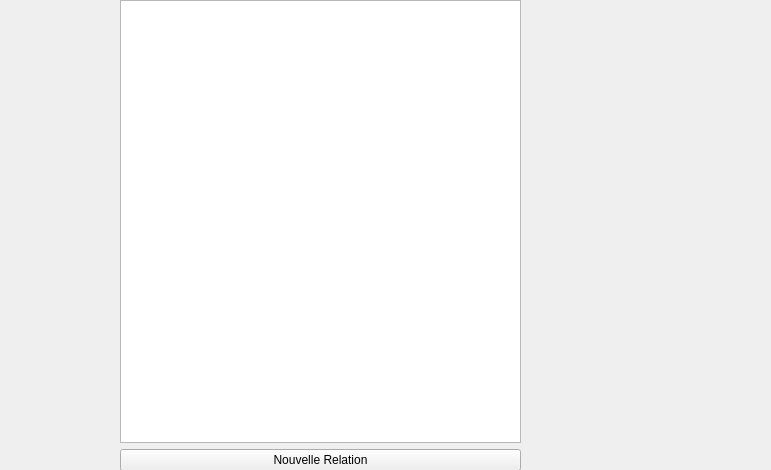
Above: RelationEditor.ui from tmarcille/LO21_Plurinotes before the change. Below: the same form after it.
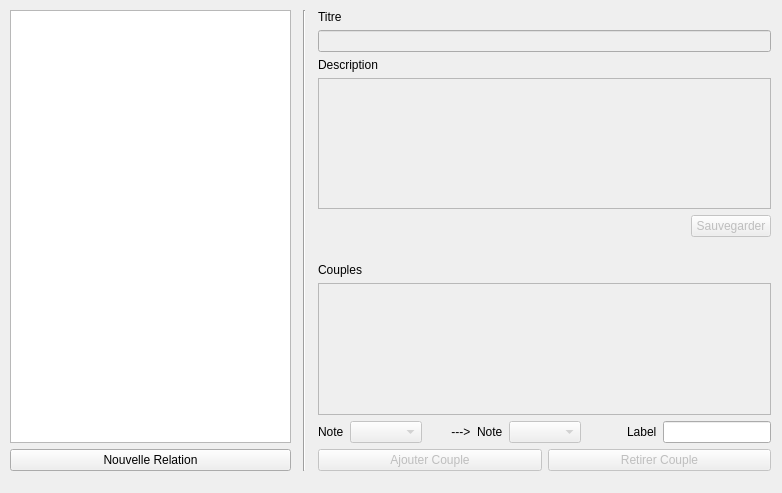
That is the form after the change.

Commit message:
Finished basic relations with label
App can now save, load relation. User can also create new relations from
the relation pannel.

Diff of the .ui file:
```diff
--- a/RelationEditor.ui
+++ b/RelationEditor.ui
@@ -6,8 +6,8 @@
    <rect>
     <x>0</x>
     <y>0</y>
-    <width>771</width>
-    <height>470</height>
+    <width>782</width>
+    <height>493</height>
    </rect>
   </property>
   <property name="windowTitle">
@@ -16,22 +16,243 @@
   <widget class="QWidget" name="gridLayoutWidget">
    <property name="geometry">
     <rect>
-     <x>120</x>
-     <y>0</y>
-     <width>401</width>
-     <height>471</height>
+     <x>10</x>
+     <y>10</y>
+     <width>761</width>
+     <height>461</height>
     </rect>
    </property>
    <layout class="QGridLayout" name="gridLayout">
-    <item row="1" column="0">
-     <widget class="QPushButton" name="newRelation">
-      <property name="text">
-       <string>Nouvelle Relation</string>
-      </property>
-     </widget>
+    <item row="0" column="2">
+     <layout class="QVBoxLayout" name="verticalLayout_2">
+      <item>
+       <layout class="QGridLayout" name="gridLayout_2">
+        <item row="1" column="1">
+         <widget class="QLineEdit" name="title">
+          <property name="enabled">
+           <bool>false</bool>
+          </property>
+          <property name="readOnly">
+           <bool>true</bool>
+          </property>
+          <property name="clearButtonEnabled">
+           <bool>false</bool>
+          </property>
+         </widget>
+        </item>
+        <item row="2" column="1">
+         <widget class="QLabel" name="label_5">
+          <property name="text">
+           <string>Description</string>
+          </property>
+         </widget>
+        </item>
+        <item row="0" column="1">
+         <widget class="QLabel" name="label_4">
+          <property name="text">
+           <string>Titre</string>
+          </property>
+         </widget>
+        </item>
+        <item row="3" column="1">
+         <widget class="QPlainTextEdit" name="description">
+          <property name="enabled">
+           <bool>false</bool>
+          </property>
+          <property name="frameShape">
+           <enum>QFrame::StyledPanel</enum>
+          </property>
+          <property name="frameShadow">
+           <enum>QFrame::Sunken</enum>
+          </property>
+          <property name="backgroundVisible">
+           <bool>false</bool>
+          </property>
+         </widget>
+        </item>
+        <item row="4" column="1">
+         <layout class="QHBoxLayout" name="horizontalLayout_3">
+          <item>
+           <spacer name="horizontalSpacer_4">
+            <property name="orientation">
+             <enum>Qt::Horizontal</enum>
+            </property>
+            <property name="sizeHint" stdset="0">
+             <size>
+              <width>40</width>
+              <height>20</height>
+             </size>
+            </property>
+           </spacer>
+          </item>
+          <item>
+           <widget class="QPushButton" name="saveBtn">
+            <property name="enabled">
+             <bool>false</bool>
+            </property>
+            <property name="text">
+             <string>Sauvegarder</string>
+            </property>
+           </widget>
+          </item>
+         </layout>
+        </item>
+       </layout>
+      </item>
+      <item>
+       <spacer name="horizontalSpacer_3">
+        <property name="orientation">
+         <enum>Qt::Horizontal</enum>
+        </property>
+        <property name="sizeHint" stdset="0">
+         <size>
+          <width>40</width>
+          <height>20</height>
+         </size>
+        </property>
+       </spacer>
+      </item>
+      <item>
+       <widget class="QLabel" name="label_6">
+        <property name="text">
+         <string>Couples</string>
+        </property>
+       </widget>
+      </item>
+      <item>
+       <spacer name="verticalSpacer_3">
+        <property name="orientation">
+         <enum>Qt::Vertical</enum>
+        </property>
+        <property name="sizeHint" stdset="0">
+         <size>
+          <width>20</width>
+          <height>40</height>
+         </size>
+        </property>
+       </spacer>
+      </item>
+      <item>
+       <widget class="QListWidget" name="couplesList">
+        <property name="enabled">
+         <bool>false</bool>
+        </property>
+       </widget>
+      </item>
+      <item>
+       <layout class="QHBoxLayout" name="horizontalLayout">
+        <item>
+         <widget class="QLabel" name="label">
+          <property name="text">
+           <string>Note</string>
+          </property>
+         </widget>
+        </item>
+        <item>
+         <widget class="QComboBox" name="note1">
+          <property name="enabled">
+           <bool>false</bool>
+          </property>
+         </widget>
+        </item>
+        <item>
+         <widget class="QLabel" name="label_3">
+          <property name="text">
+           <string>       ---&gt;</string>
+          </property>
+         </widget>
+        </item>
+        <item>
+         <widget class="QLabel" name="label_2">
+          <property name="text">
+           <string>Note</string>
+          </property>
+         </widget>
+        </item>
+        <item>
+         <widget class="QComboBox" name="note2">
+          <property name="enabled">
+           <bool>false</bool>
+          </property>
+         </widget>
+        </item>
+        <item>
+         <spacer name="horizontalSpacer">
+          <property name="orientation">
+           <enum>Qt::Horizontal</enum>
+          </property>
+          <property name="sizeHint" stdset="0">
+           <size>
+            <width>40</width>
+            <height>20</height>
+           </size>
+          </property>
+         </spacer>
+        </item>
+        <item>
+         <widget class="QLabel" name="label_7">
+          <property name="text">
+           <string>Label</string>
+          </property>
+         </widget>
+        </item>
+        <item>
+         <widget class="QLineEdit" name="coupleLabel"/>
+        </item>
+       </layout>
+      </item>
+      <item>
+       <layout class="QHBoxLayout" name="horizontalLayout_2">
+        <item>
+         <widget class="QPushButton" name="addCoupleBtn">
+          <property name="enabled">
+           <bool>false</bool>
+          </property>
+          <property name="text">
+           <string>Ajouter Couple</string>
+          </property>
+         </widget>
+        </item>
+        <item>
+         <widget class="QPushButton" name="removeCoupleBtn">
+          <property name="enabled">
+           <bool>false</bool>
+          </property>
+          <property name="text">
+           <string>Retirer Couple</string>
+          </property>
+         </widget>
+        </item>
+       </layout>
+      </item>
+     </layout>
     </item>
     <item row="0" column="0">
-     <widget class="QListWidget" name="listRelation"/>
+     <layout class="QVBoxLayout" name="verticalLayout">
+      <item>
+       <widget class="QListWidget" name="listRelation"/>
+      </item>
+      <item>
+       <widget class="QPushButton" name="newRelation">
+        <property name="text">
+         <string>Nouvelle Relation</string>
+        </property>
+       </widget>
+      </item>
+     </layout>
+    </item>
+    <item row="0" column="1">
+     <widget class="Line" name="line">
+      <property name="minimumSize">
+       <size>
+        <width>15</width>
+        <height>0</height>
+       </size>
+      </property>
+      <property name="orientation">
+       <enum>Qt::Vertical</enum>
+      </property>
+     </widget>
     </item>
    </layout>
   </widget>
```
Left out of the diff: 14 changed lines with no effect on the pictures. The commit also changes 42 other files.
